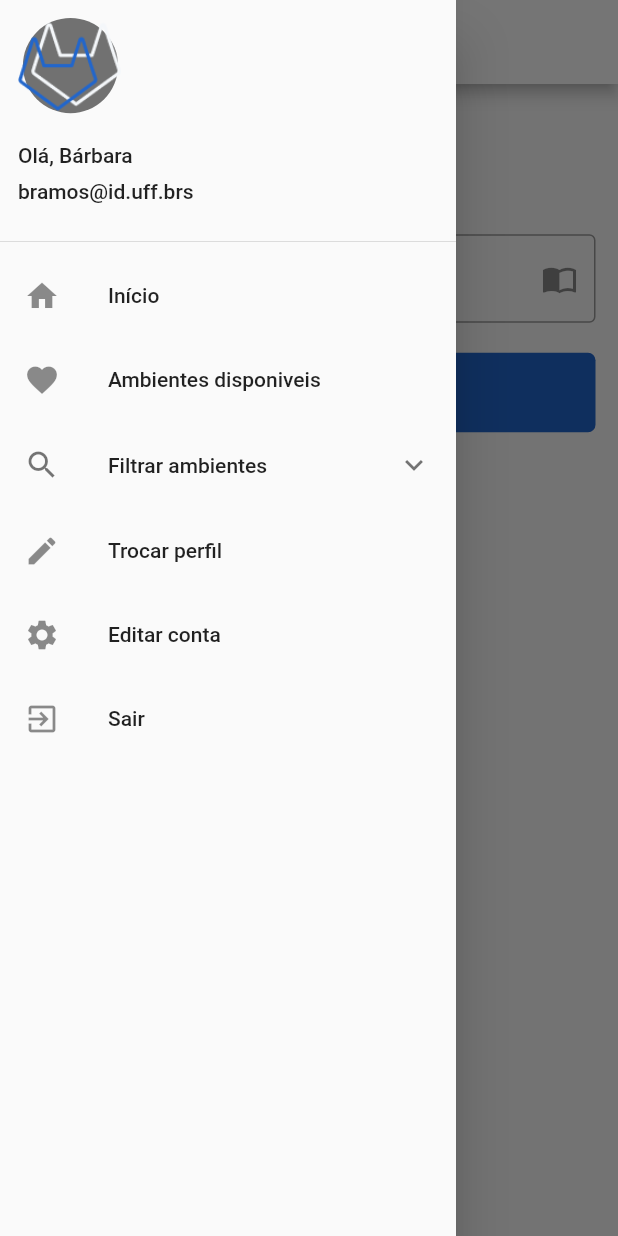
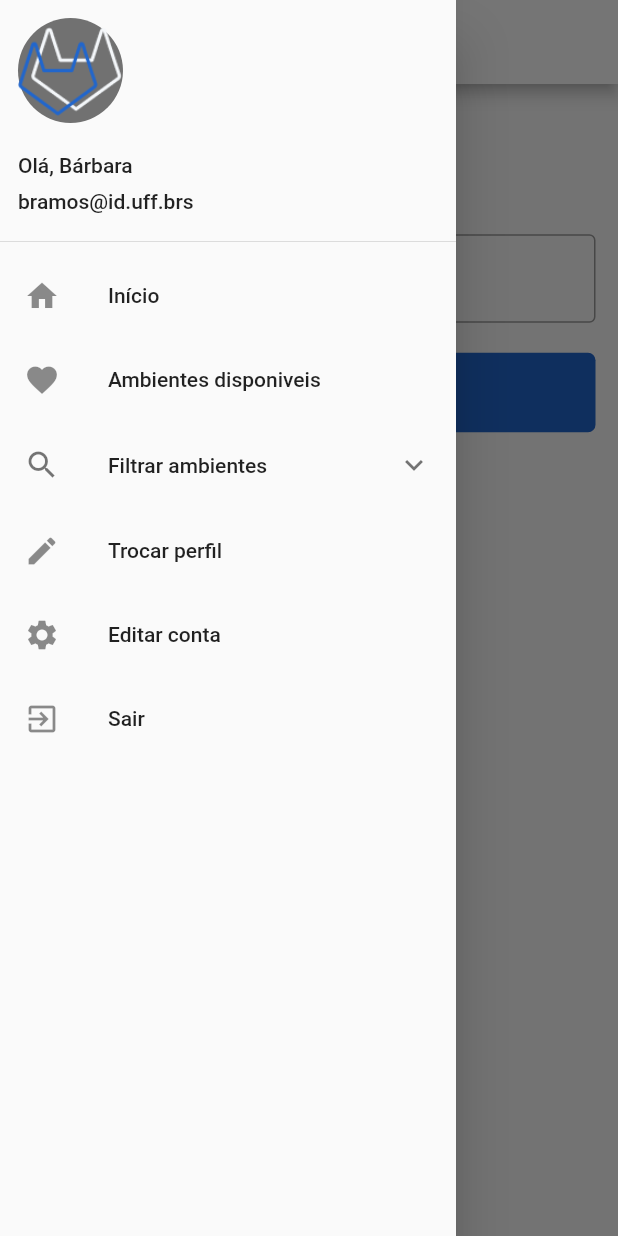
Before and after one commit to zepaulogomes/projsoftware, a Flutter app: the FilterByTypeScreen screen opened directly, with the side drawer open, on a phone screen of 412 x 824 dp. Run offline on Flutter 3.47's test engine with Material 2 defaults, Android fonts, the phone set to English and light mode, and no system bars.

Commit message:
ajustes visuais

```diff
--- a/lib/components/UI/drawer.dart
+++ b/lib/components/UI/drawer.dart
@@ -4,6 +4,8 @@ import 'package:projsoftware/screens/edit_profile_screen.dart';
 import 'package:projsoftware/screens/filter_by_type_screen.dart';
 import 'package:projsoftware/screens/home_screen.dart';
 import 'package:projsoftware/screens/available_environments_screen.dart';
+import 'package:projsoftware/screens/lonely_wolf_profile_screen.dart';
+import 'package:projsoftware/screens/outgoing_screen.dart';
 import 'package:projsoftware/values/colors.dart';
 import 'package:projsoftware/values/strings.dart';
 
@@ -29,7 +31,7 @@ class _AppDrawerState extends State<AppDrawer> {
                   Container(
                     child: FittedBox(
                         child: Image.asset('assets/images/icon_lobo.png',
-                            width: 70)),
+                            width: 70, height: 70)),
                     decoration: BoxDecoration(
                       shape: BoxShape.circle,
                       color: ColorValues.grey,
@@ -59,7 +61,11 @@ class _AppDrawerState extends State<AppDrawer> {
               title: Text(StringValues.HOME_TILE),
             ),
             onTap: () {
-              debugPrint("clickey");
+              Navigator.push(
+                context,
+                MaterialPageRoute(builder: (context) => LonelyWolf()),
+                // MaterialPageRoute(builder: (context) => Outgoing())
+              );
             },
           ),
           GestureDetector(
@@ -80,6 +86,7 @@ class _AppDrawerState extends State<AppDrawer> {
               children: <Widget>[
                 GestureDetector(
                   child: ListTile(
+                    contentPadding: EdgeInsets.fromLTRB(72, 0, 0, 0),
                     title: Text(StringValues.FILTER_TYPE),
                   ),
                   onTap: () {
@@ -92,6 +99,7 @@ class _AppDrawerState extends State<AppDrawer> {
                 ),
                 GestureDetector(
                   child: ListTile(
+                    contentPadding: EdgeInsets.fromLTRB(72, 0, 0, 0),
                     title: Text(StringValues.FILTER_NAME),
                   ),
                   onTap: () {
--- a/lib/screens/filter_by_type_screen.dart
+++ b/lib/screens/filter_by_type_screen.dart
@@ -47,7 +47,7 @@ class _FilterByTypeScreenState extends State<FilterByTypeScreen> {
                   height: 20,
                 ),
                 TextFieldInput.texto(StringValues.FILTER_BY_TYPE_PLACEHOLDER,
-                    Icons.import_contacts),
+                    null),
                 SizedBox(
                   height: 20,
                 ),
--- a/lib/screens/home_screen.dart
+++ b/lib/screens/home_screen.dart
@@ -22,8 +22,6 @@ class _HomeScreenState extends State<HomeScreen> {
     double width = MediaQuery.of(context).size.width;
     double height = MediaQuery.of(context).size.height;
     return Scaffold(
-      appBar: AppBar(),
-      drawer: new AppDrawer(),
       body: Container(
         margin: EdgeInsets.fromLTRB(15, 10, 15, 20),
         child: ListView(
--- a/lib/screens/jack_of_all_trades_screen.dart
+++ b/lib/screens/jack_of_all_trades_screen.dart
@@ -1,4 +1,5 @@
 import 'package:flutter/material.dart';
+import 'package:projsoftware/components/UI/drawer.dart';
 import 'package:projsoftware/components/UI/profiles.dart';
 
 
@@ -11,6 +12,7 @@ class JackOfAllTrades extends StatelessWidget {
   Widget _buildJackOfAllTradesScreen() {
     return Scaffold(
       appBar: AppBar(),
+      drawer: new AppDrawer(),
       body: ListView(
         children: <Widget>[
           GestureDetector(
--- a/lib/screens/lonely_wolf_profile_screen.dart
+++ b/lib/screens/lonely_wolf_profile_screen.dart
@@ -1,6 +1,6 @@
 import 'package:flutter/material.dart';
+import 'package:projsoftware/components/UI/drawer.dart';
 import 'package:projsoftware/components/UI/profiles.dart';
-
 
 class LonelyWolf extends StatelessWidget {
   @override
@@ -11,6 +11,7 @@ class LonelyWolf extends StatelessWidget {
   Widget _buildLonenlyWolfScreen() {
     return Scaffold(
       appBar: AppBar(),
+      drawer: new AppDrawer(),
       body: ListView(
         children: <Widget>[
           GestureDetector(
--- a/lib/screens/outgoing_screen.dart
+++ b/lib/screens/outgoing_screen.dart
@@ -1,6 +1,6 @@
 import 'package:flutter/material.dart';
+import 'package:projsoftware/components/UI/drawer.dart';
 import 'package:projsoftware/components/UI/profiles.dart';
-
 
 class Outgoing extends StatelessWidget {
   @override
@@ -11,12 +11,13 @@ class Outgoing extends StatelessWidget {
   Widget _buildOutgoingScreen() {
     return Scaffold(
       appBar: AppBar(),
+      drawer: new AppDrawer(),
       body: ListView(
         children: <Widget>[
           GestureDetector(
             child: Profiles.daGalera(),
             onTap: () {
-              debugPrint("tempo");
+              debugPrint("tempo bom");
             },
           ),
         ],
```
